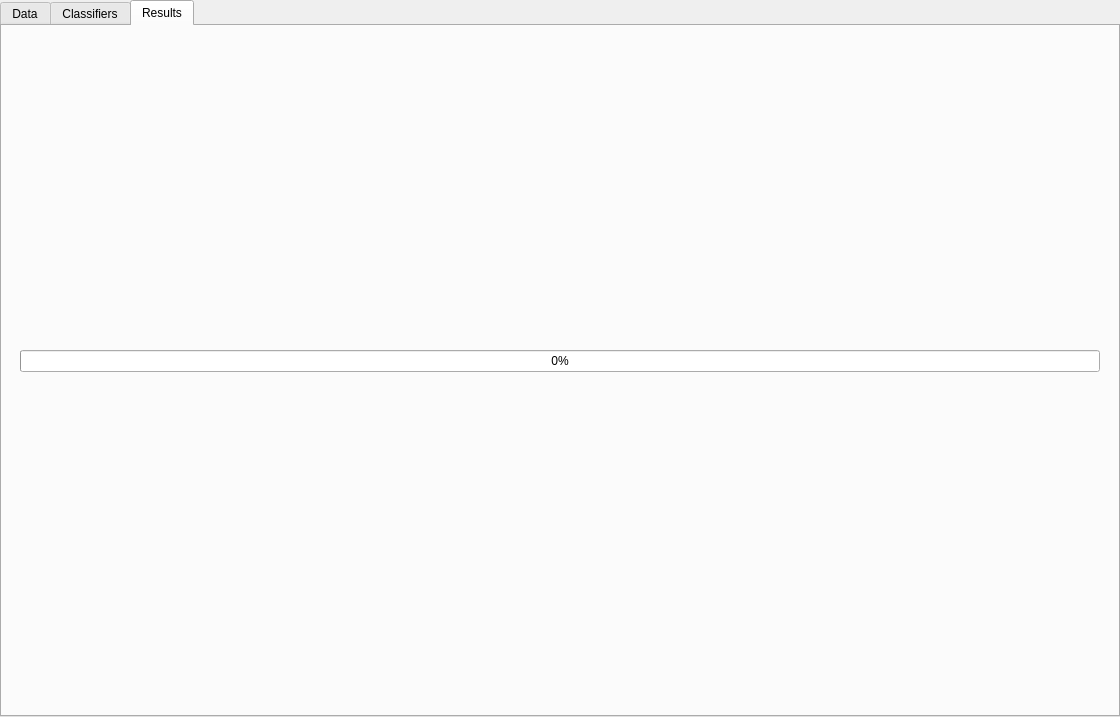
Above: classmark/ui/templates/experiment.ui from mdocekal/ClassMark before the change. Below: the same form after it.
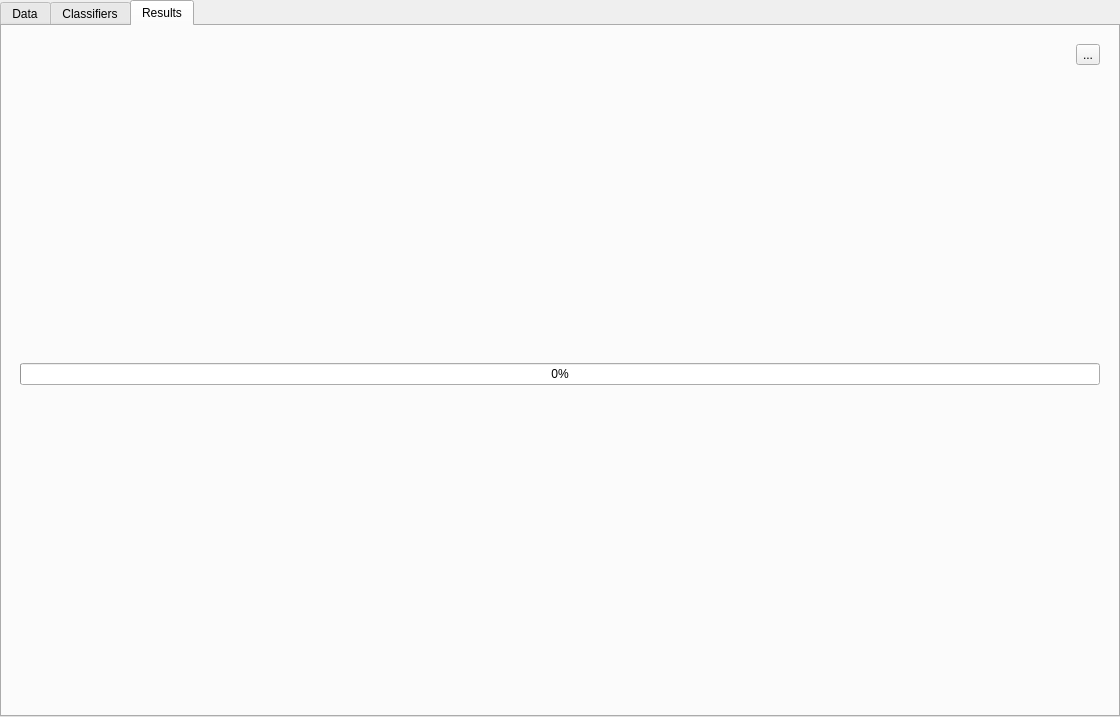
That is the form after the change. The open tabs and pages were chosen to show the change. Icons and pictures are not drawn.

Commit message: Speed up of ceef. Experiment is runned in new process because of the stop button.

What changed in the file:
```diff
--- a/classmark/ui/templates/experiment.ui
+++ b/classmark/ui/templates/experiment.ui
@@ -540,6 +540,23 @@
           <layout class="QGridLayout" name="gridLayout_7">
            <item row="0" column="0">
             <layout class="QVBoxLayout" name="verticalLayout_5">
+             <item alignment="Qt::AlignRight">
+              <widget class="QToolButton" name="stopExperimentButton">
+               <property name="text">
+                <string>...</string>
+               </property>
+               <property name="icon">
+                <iconset>
+                 <normaloff>../icons/cross.svg</normaloff>../icons/cross.svg</iconset>
+               </property>
+               <property name="iconSize">
+                <size>
+                 <width>16</width>
+                 <height>16</height>
+                </size>
+               </property>
+              </widget>
+             </item>
              <item>
               <spacer name="verticalSpacer_2">
                <property name="orientation">
```
The commit also changes 8 other files.
